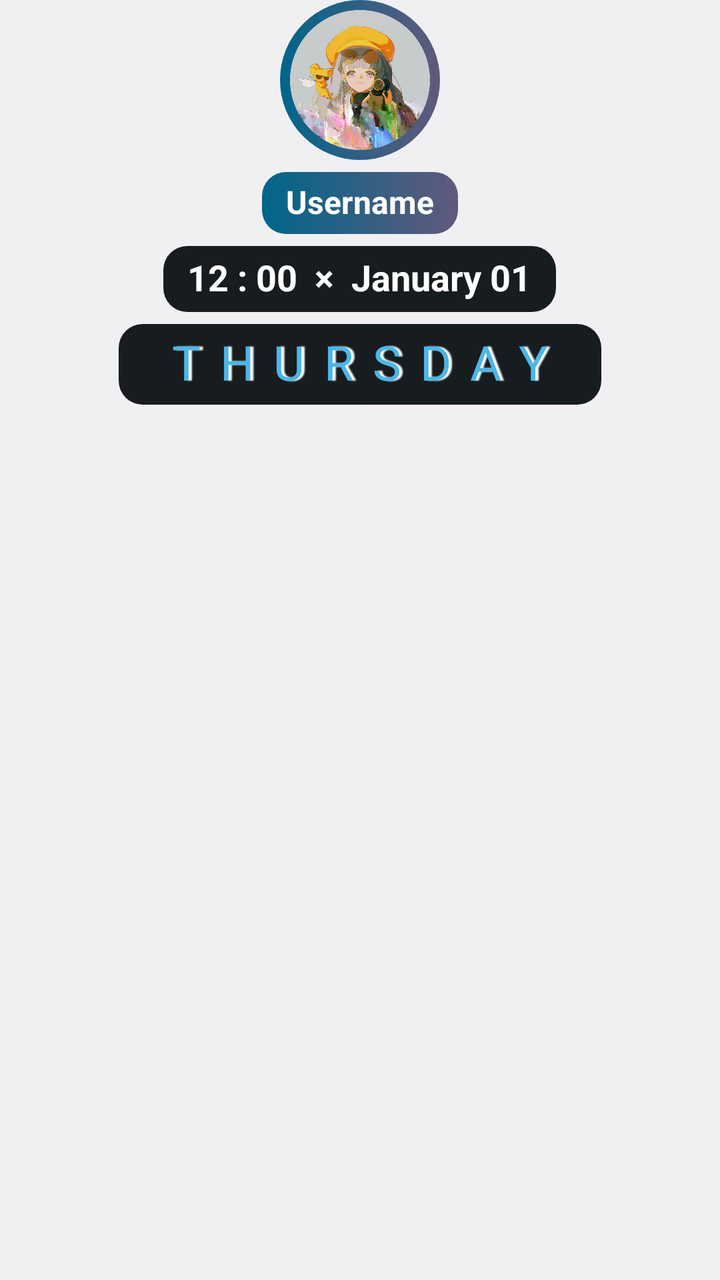
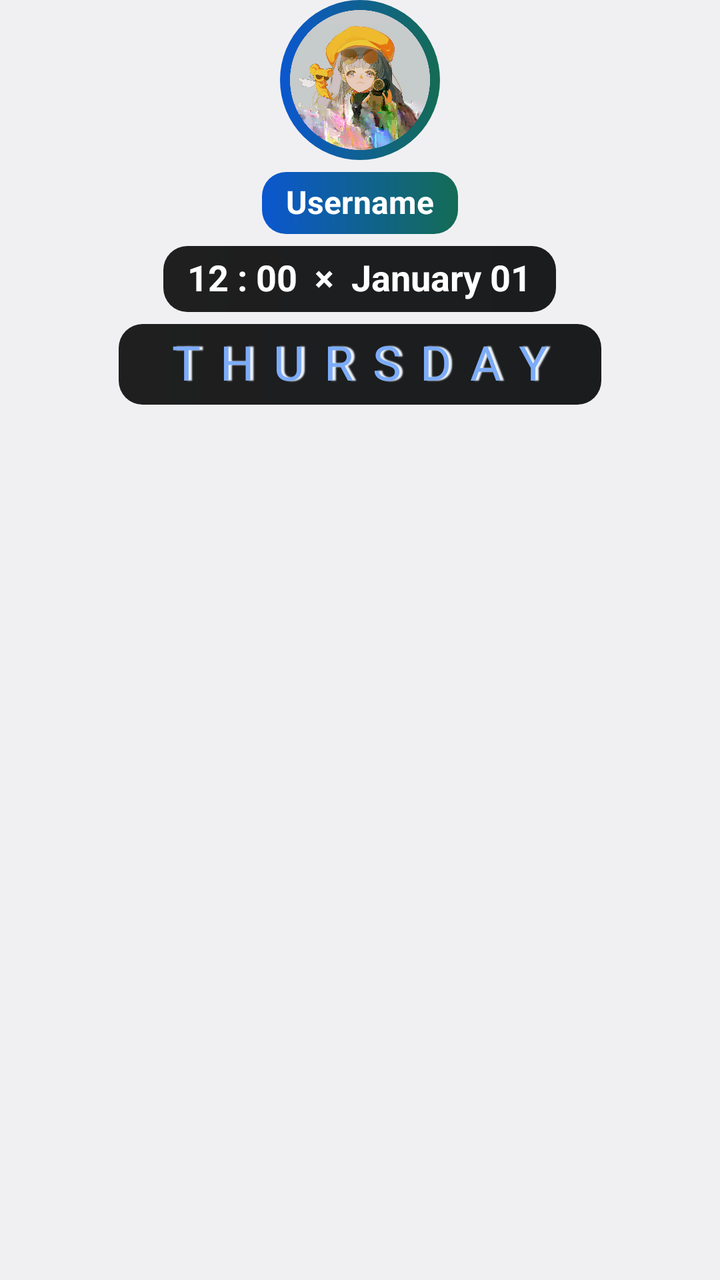

An Android layout rendered at two revisions. The XML below is the earlier revision; the diff shows what the commit changed to produce the second picture.
<!-- AndroidManifest.xml: application theme android:Theme.DeviceDefault.Light.NoActionBar -->
<!-- res/layout/zclock_ls_35.xml -->
<?xml version="1.0" encoding="utf-8"?>
<LinearLayout xmlns:android="http://schemas.android.com/apk/res/android"
    xmlns:tools="http://schemas.android.com/tools"
    android:layout_width="match_parent"
    android:layout_height="wrap_content"
    android:layout_gravity="center|top"
    android:gravity="center|top"
    android:orientation="vertical">

    <LinearLayout
        android:layout_width="wrap_content"
        android:layout_height="wrap_content"
        android:layout_gravity="center"
        android:gravity="center"
        android:orientation="vertical"
        tools:ignore="UselessParent">

        <FrameLayout
            android:layout_width="80dp"
            android:layout_height="80dp"
            android:layout_gravity="top|center"
            android:background="@drawable/lockscreen_clock_35_logo_bg">

            <ImageView
                android:layout_width="70dp"
                android:layout_height="70dp"
                android:layout_gravity="center"
                android:importantForAccessibility="no"
                android:scaleType="fitXY"
                android:src="@drawable/lockscreen_clock_35_logo"
                android:tag="profile_picture" />

        </FrameLayout>

        <FrameLayout
            android:layout_width="wrap_content"
            android:layout_height="wrap_content"
            android:layout_gravity="top|center"
            android:layout_marginTop="6dp"
            android:background="@drawable/lockscreen_clock_35_name_bg"
            android:paddingHorizontal="12dp"
            android:paddingVertical="6dp">

            <TextView
                android:layout_width="wrap_content"
                android:layout_height="wrap_content"
                android:includeFontPadding="false"
                android:tag="text1|nolineheight|username"
                android:text="Username"
                android:textColor="#FFFFFF"
                android:textSize="16sp"
                android:textStyle="bold" />

        </FrameLayout>

        <FrameLayout
            android:layout_width="wrap_content"
            android:layout_height="wrap_content"
            android:layout_gravity="top|center"
            android:layout_marginTop="6dp"
            android:background="@drawable/lockscreen_clock_35_day_bg"
            android:paddingHorizontal="12dp"
            android:paddingVertical="6dp">

            <TextClock
                android:layout_width="wrap_content"
                android:layout_height="wrap_content"
                android:format12Hour="hh : mm  ×  MMMM dd"
                android:format24Hour="HH : mm  ×  dd MMMM"
                android:includeFontPadding="false"
                android:tag="text1|nolineheight"
                android:textColor="#FFFFFF"
                android:textSize="18sp"
                android:textStyle="bold" />

        </FrameLayout>

        <FrameLayout
            android:layout_width="wrap_content"
            android:layout_height="wrap_content"
            android:layout_gravity="bottom|center"
            android:layout_marginTop="6dp"
            android:background="@drawable/lockscreen_clock_35_day_bg"
            android:paddingHorizontal="12dp"
            android:paddingVertical="6dp">

            <TextClock
                android:layout_width="wrap_content"
                android:layout_height="wrap_content"
                android:layout_gravity="center"
                android:format12Hour="EEEE"
                android:format24Hour="EEEE"
                android:includeFontPadding="false"
                android:letterSpacing="0.4"
                android:paddingLeft="10dp"
                android:paddingRight="10dp"
                android:shadowColor="@android:color/system_accent2_10"
                android:shadowDx="5"
                android:shadowRadius="1"
                android:tag="accent1|nolineheight"
                android:textAllCaps="true"
                android:textColor="@android:color/system_accent1_300"
                android:textSize="24sp" />

        </FrameLayout>
    </LinearLayout>
</LinearLayout>
<!-- resources referenced by this layout -->
<resources>
  <!-- drawable lockscreen_clock_35_day_bg (drawable) -->
  <?xml version="1.0" encoding="utf-8" ?>
  <shape xmlns:android="http://schemas.android.com/apk/res/android"
      android:shape="rectangle">
      <corners android:radius="12dp" />
      <gradient
          android:angle="0"
          android:endColor="@android:color/system_neutral2_900"
          android:startColor="@android:color/system_neutral1_900" />
  </shape>
  <!-- drawable lockscreen_clock_35_logo: webp bitmap (drawable, 44171 bytes) -->
  <!-- drawable lockscreen_clock_35_logo_bg (drawable) -->
  <?xml version="1.0" encoding="utf-8" ?>
  <shape xmlns:android="http://schemas.android.com/apk/res/android"
      android:shape="oval">
      <gradient
          android:angle="0"
          android:endColor="@android:color/system_accent3_600"
          android:startColor="@android:color/system_accent1_600" />
  </shape>
  <!-- drawable lockscreen_clock_35_name_bg (drawable) -->
  <?xml version="1.0" encoding="utf-8" ?>
  <shape xmlns:android="http://schemas.android.com/apk/res/android"
      android:shape="rectangle">
      <corners android:radius="12dp" />
      <gradient
          android:angle="0"
          android:endColor="@android:color/system_accent3_600"
          android:startColor="@android:color/system_accent1_600" />
  </shape>
</resources>

<!-- the commit's change to res/layout/zclock_ls_35.xml (unified diff, before → after) -->
@@ -94,12 +94,12 @@
                 android:letterSpacing="0.4"
                 android:paddingLeft="10dp"
                 android:paddingRight="10dp"
-                android:shadowColor="@android:color/system_accent2_10"
+                android:shadowColor="@color/zc_accent2_10"
                 android:shadowDx="5"
                 android:shadowRadius="1"
                 android:tag="accent1|nolineheight"
                 android:textAllCaps="true"
-                android:textColor="@android:color/system_accent1_300"
+                android:textColor="@color/zc_accent1_300"
                 android:textSize="24sp" />
 
         </FrameLayout>
<!-- resource entries referenced after the edit -->
@@ -1,5 +1,7 @@
 <!-- resources referenced by this layout -->
 <resources>
+  <color name="zc_accent1_300">#FF7CACF8</color>
+  <color name="zc_accent2_10">#FFEDF2FA</color>
   <!-- drawable lockscreen_clock_35_day_bg (drawable) -->
   <?xml version="1.0" encoding="utf-8" ?>
   <shape xmlns:android="http://schemas.android.com/apk/res/android"
@@ -7,8 +9,8 @@
       <corners android:radius="12dp" />
       <gradient
           android:angle="0"
-          android:endColor="@android:color/system_neutral2_900"
-          android:startColor="@android:color/system_neutral1_900" />
+          android:endColor="@color/zc_neutral2_900"
+          android:startColor="@color/zc_neutral1_900" />
   </shape>
   <!-- drawable lockscreen_clock_35_logo: webp bitmap (drawable, 44171 bytes) -->
   <!-- drawable lockscreen_clock_35_logo_bg (drawable) -->
@@ -17,8 +19,8 @@
       android:shape="oval">
       <gradient
           android:angle="0"
-          android:endColor="@android:color/system_accent3_600"
-          android:startColor="@android:color/system_accent1_600" />
+          android:endColor="@color/zc_accent3_600"
+          android:startColor="@color/zc_accent1_600" />
   </shape>
   <!-- drawable lockscreen_clock_35_name_bg (drawable) -->
   <?xml version="1.0" encoding="utf-8" ?>
@@ -27,8 +29,12 @@
       <corners android:radius="12dp" />
       <gradient
           android:angle="0"
-          android:endColor="@android:color/system_accent3_600"
-          android:startColor="@android:color/system_accent1_600" />
+          android:endColor="@color/zc_accent3_600"
+          android:startColor="@color/zc_accent1_600" />
   </shape>
+  <color name="zc_neutral2_900">#FF1A1C1E</color>
+  <color name="zc_neutral1_900">#FF1F1F1F</color>
+  <color name="zc_accent3_600">#FF146C54</color>
+  <color name="zc_accent1_600">#FF0B57D0</color>
 </resources>
 
